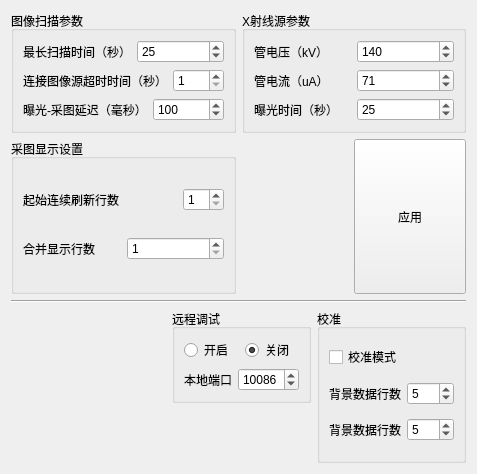
curious-heart/x-data-scanner, file syssettingswidget.ui: the form before one commit.
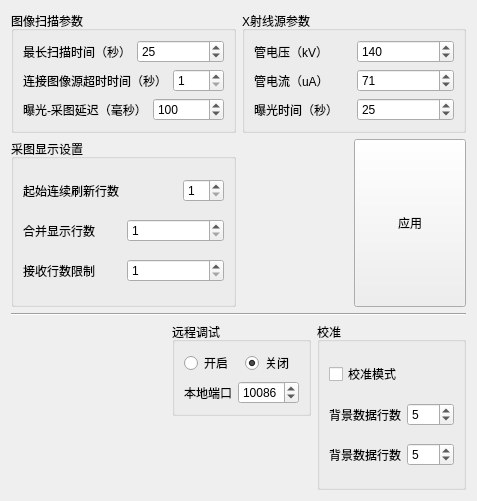
The form after the commit.

Commit message: Complete the function of limit-received-line-amount.

```diff
--- a/syssettingswidget.ui
+++ b/syssettingswidget.ui
@@ -7,7 +7,7 @@
     <x>0</x>
     <y>0</y>
     <width>477</width>
-    <height>474</height>
+    <height>501</height>
    </rect>
   </property>
   <property name="windowTitle">
@@ -254,6 +254,27 @@
           </item>
          </layout>
         </item>
+        <item>
+         <layout class="QHBoxLayout" name="horizontalLayout_18">
+          <item>
+           <widget class="QLabel" name="recvdLineLimtLbl">
+            <property name="text">
+             <string>接收行数限制</string>
+            </property>
+           </widget>
+          </item>
+          <item>
+           <widget class="QSpinBox" name="recvdLineLimitSpinBox">
+            <property name="minimum">
+             <number>1</number>
+            </property>
+            <property name="maximum">
+             <number>65535</number>
+            </property>
+           </widget>
+          </item>
+         </layout>
+        </item>
        </layout>
       </widget>
      </item>
```
The commit also changes 6 other files.
